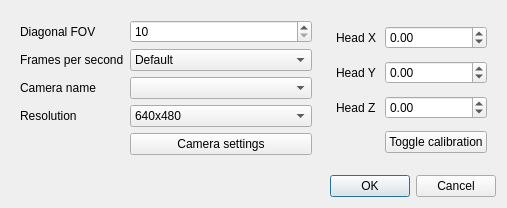
This is tracker-aruco/aruco-trackercontrols.ui in opentrack/opentrack as Qt 5 draws it before an edit. The edited form follows.
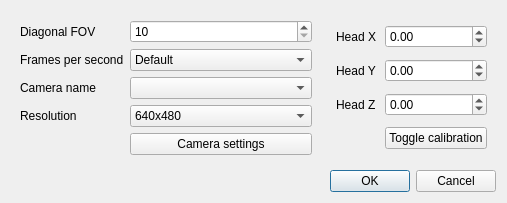
This is the edited form.

Commit message:
gui: prevent stderr whining on setting dialog fixed size
Adjust dialogs.

```diff
--- a/tracker-aruco/aruco-trackercontrols.ui
+++ b/tracker-aruco/aruco-trackercontrols.ui
@@ -10,7 +10,7 @@
     <x>0</x>
     <y>0</y>
     <width>474</width>
-    <height>208</height>
+    <height>203</height>
    </rect>
   </property>
   <property name="sizePolicy">
```
The commit also changes 4 other files.
